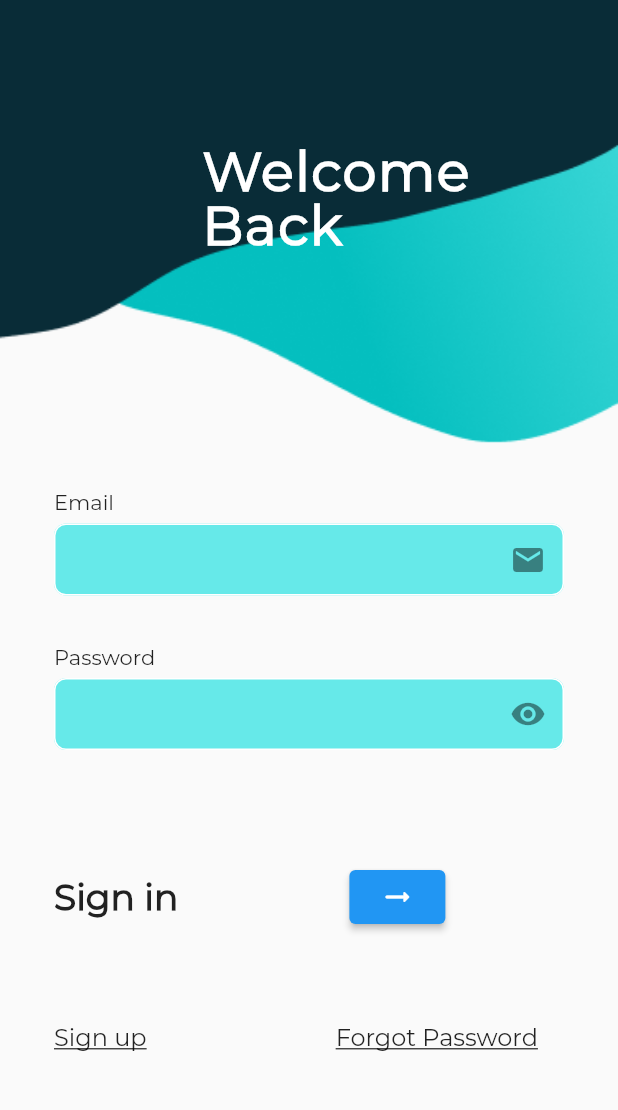
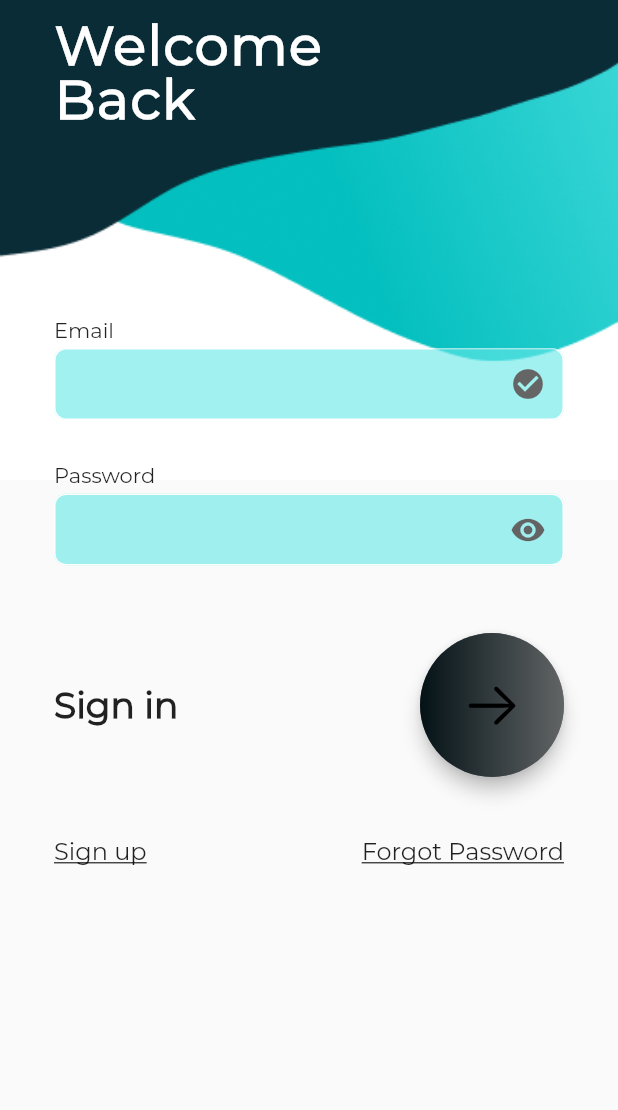
Before and after one commit to rajchordia14/Medicure, a Flutter app: the screen it shows after launch, on a phone screen of 412 x 824 dp, the part 120-1230 px from its top. Run offline on Flutter 3.47's test engine with Material 2 defaults, Android fonts, the phone set to English and light mode, and no system bars; our stand-ins replace flutter_switch.

Commit message:
Sign In Changed

```diff
--- a/lib/Screens/login.dart
+++ b/lib/Screens/login.dart
@@ -1,9 +1,10 @@
+import 'package:flutter/cupertino.dart';
 import 'package:flutter/material.dart';
 import 'package:medicure/constants.dart';
 import 'package:medicure/Components/welcome_pages_appbar.dart';
+import 'package:cupertino_icons/cupertino_icons.dart';
 
 class LoginPage extends StatelessWidget {
-
   @override
   Widget build(BuildContext context) {
     return Scaffold(
@@ -19,116 +20,114 @@ class LoginPage extends StatelessWidget {
             image: DecorationImage(
                 image: AssetImage("images/sign_in_bg.png"),
                 fit: BoxFit.fitWidth,
-                alignment: Alignment.topLeft)),
-        child: Column(
-          mainAxisAlignment: MainAxisAlignment.center,
+                alignment: Alignment.topCenter)),
+        child: Padding(
+          padding: EdgeInsets.symmetric(horizontal: 36),
+          child: ListView(
             children: [
-            Padding(
-              padding: EdgeInsets.only(left: 36, top: 136),
-              child: Text(
+              SizedBox(height: 14),
+              Text(
                 'Welcome\nBack',
                 style: kheadingTextStyle.copyWith(color: Colors.white),
               ),
+              SizedBox(height: 125),
+              Text(
+                'Email',
+                style: TextStyle(fontWeight: FontWeight.w500),
               ),
               SizedBox(
-              height: 156,
+                height: 4,
               ),
-            Column(
-              crossAxisAlignment: CrossAxisAlignment.start,
-              children: [
-                Padding(
-                  padding: kNPELeftPadding,
-                  child: Text(
-                    'Email',
-                    style: TextStyle(
-                      fontWeight: FontWeight.w500,
-                    ),
-                  ),
-                ),
-                SizedBox(
-                  height: 6,
-                ),
-                Padding(
-                  padding: kNPELeftRightPadding,
+              Opacity(
+                opacity: 0.6,
                 child: TextField(
                   keyboardType: TextInputType.emailAddress,
-                    textAlign: TextAlign.center,
+                  textAlign: TextAlign.left,
+                  style: TextStyle(
+                      fontSize: 16,
+                      color: Color(0xFF092C37),
+                      fontWeight: FontWeight.bold),
                   onChanged: (value) {
                     //TODO: Functionality.
                   },
                   decoration: kTextFieldDecoration.copyWith(
                     suffixIcon: Icon(
-                        Icons.email,
+                      Icons.check_circle,
+                      color: Colors.black,
                     ),
                   ),
                 ),
               ),
               SizedBox(
-                  height: 32,
+                height: 28,
               ),
-                Padding(
-                  padding: kNPELeftPadding,
-                  child: Text(
+              Text(
                 'Password',
-                    style: TextStyle(),
+                style: TextStyle(
+                  fontWeight: FontWeight.w500,
                 ),
               ),
               SizedBox(
-                  height: 6,
+                height: 4,
               ),
-                Padding(
-                  padding: kNPELeftRightPadding,
+              Opacity(
+                opacity: 0.6,
                 child: TextField(
-                    keyboardType: TextInputType.emailAddress,
-                    textAlign: TextAlign.center,
+                  keyboardType: TextInputType.visiblePassword,
+                  obscureText: true,
+                  textAlign: TextAlign.left,
+                  style: TextStyle(
+                      fontSize: 16,
+                      color: Color(0xFF092C37),
+                      fontWeight: FontWeight.bold),
                   onChanged: (value) {
                     //TODO: Functionality.
                   },
                   decoration: kTextFieldDecoration.copyWith(
                     suffixIcon: Icon(
                       Icons.remove_red_eye,
+                      color: Colors.black,
                     ),
                   ),
                 ),
               ),
               SizedBox(
-                  height: 74,
+                height: 45,
               ),
               Row(
-                  crossAxisAlignment: CrossAxisAlignment.center,
-                  mainAxisAlignment: MainAxisAlignment.start,
+                mainAxisAlignment: MainAxisAlignment.spaceBetween,
                 children: [
-                    Padding(
-                      padding: kNPELeftPadding,
-                      child: Text(
+                  Text(
                     'Sign in',
                     style: TextStyle(
                       fontWeight: FontWeight.w700,
                       fontSize: 24,
                     ),
                   ),
+                  Material(
+                    color: Colors.black,
+                    shape: CircleBorder(),
+                    elevation: 5.0,
+                    child: Container(
+                      child: Icon(CupertinoIcons.arrow_right, color: Colors.black,size: 40,),
+                      width: 96,
+                      height: 96,
+                      decoration: BoxDecoration(
+                          borderRadius: BorderRadius.all(Radius.circular(56)),
+                          gradient: LinearGradient(
+                              colors: [Color(0xFF092C37).withOpacity(0.4), Color(0xFFF3FBFE).withOpacity(0.4)])
                       ),
-                    SizedBox(
-                      width: 114,
-                    ),
-                    ElevatedButton(
-                      onPressed: () {},
-                      child: Icon(
-                        Icons.arrow_right_alt_rounded,
                     ),
                   ),
                 ],
               ),
               SizedBox(
-                  height: 60,
+                height: 40,
               ),
               Row(
-                  crossAxisAlignment: CrossAxisAlignment.center,
-                  mainAxisAlignment: MainAxisAlignment.start,
+                mainAxisAlignment: MainAxisAlignment.spaceBetween,
                 children: [
-                    Padding(
-                      padding: kNPELeftPadding,
-                      child: Text(
+                  Text(
                     'Sign up',
                     style: TextStyle(
                       fontWeight: FontWeight.w500,
@@ -136,13 +135,7 @@ class LoginPage extends StatelessWidget {
                       decoration: TextDecoration.underline,
                     ),
                   ),
-                    ),
-                    SizedBox(
-                      width: 90,
-                    ),
-                    Padding(
-                      padding: kNPELeftPadding,
-                      child: Text(
+                  Text(
                     'Forgot Password',
                     style: TextStyle(
                       fontWeight: FontWeight.w500,
@@ -150,14 +143,12 @@ class LoginPage extends StatelessWidget {
                       decoration: TextDecoration.underline,
                     ),
                   ),
-                    ),
-                  ],
-                ),
                 ],
               ),
             ],
           ),
         ),
+      ),
     );
   }
 }
--- a/lib/Screens/signup.dart
+++ b/lib/Screens/signup.dart
@@ -117,7 +117,7 @@ class SignUpPage extends StatelessWidget {
                   ),
                 ),
               ),
-              SizedBox(height: 38),
+              SizedBox(height: 48),
               Row(
                 mainAxisAlignment: MainAxisAlignment.spaceBetween,
                 children: [
```
Also changed, not shown: images/sign_in_bg.png. Lines whose indentation alone changed are shown as unchanged.
